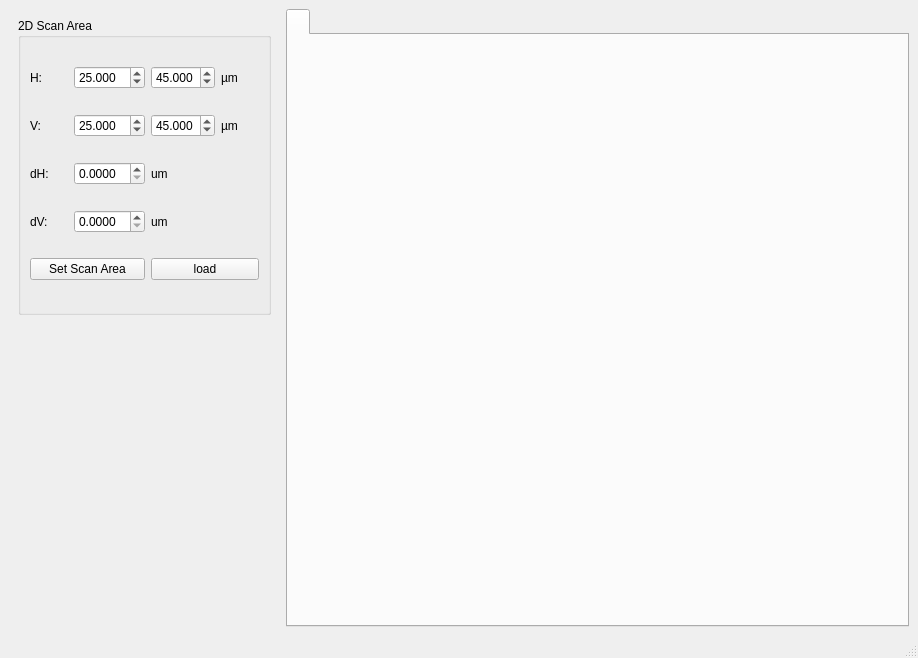
ScopeFoundry/HW_attocube_anc150, file image_window.ui: the form before one commit.
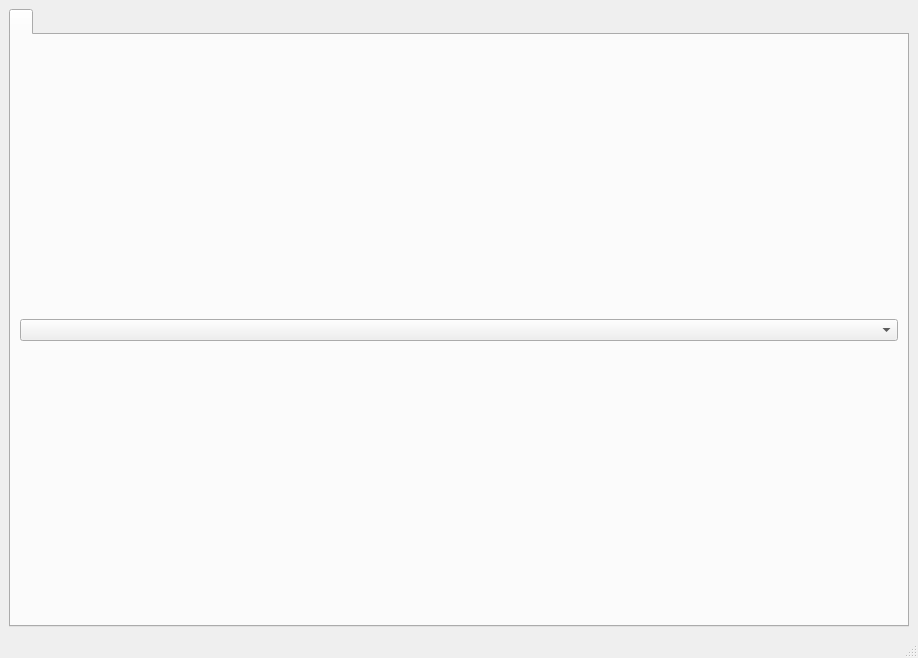
The form after the commit.

Commit message: added ratio button, reconfigured image window

What changed in the file:
```diff
--- a/image_window.ui
+++ b/image_window.ui
@@ -17,166 +17,7 @@
    <bool>false</bool>
   </property>
   <widget class="QWidget" name="centralwidget">
-   <layout class="QHBoxLayout" name="horizontalLayout_2" stretch="0,0">
-    <item>
-     <widget class="QFrame" name="frame">
-      <property name="enabled">
-       <bool>true</bool>
-      </property>
-      <property name="minimumSize">
-       <size>
-        <width>271</width>
-        <height>601</height>
-       </size>
-      </property>
-      <property name="frameShape">
-       <enum>QFrame::NoFrame</enum>
-      </property>
-      <property name="frameShadow">
-       <enum>QFrame::Plain</enum>
-      </property>
-      <layout class="QVBoxLayout" name="verticalLayout">
-       <item>
-        <widget class="QGroupBox" name="groupBox_scanarea">
-         <property name="title">
-          <string>2D Scan Area</string>
-         </property>
-         <layout class="QGridLayout" name="gridLayout">
-          <item row="2" column="2">
-           <widget class="QDoubleSpinBox" name="v1_doubleSpinBox">
-            <property name="decimals">
-             <number>3</number>
-            </property>
-            <property name="value">
-             <double>45.000000000000000</double>
-            </property>
-           </widget>
-          </item>
-          <item row="5" column="2" colspan="2">
-           <widget class="QPushButton" name="load_image_pushButton">
-            <property name="text">
-             <string>load</string>
-            </property>
-           </widget>
-          </item>
-          <item row="0" column="0">
-           <widget class="QLabel" name="h_label">
-            <property name="text">
-             <string>H:</string>
-            </property>
-           </widget>
-          </item>
-          <item row="5" column="0" colspan="2">
-           <widget class="QPushButton" name="set_area_pushButton">
-            <property name="text">
-             <string>Set Scan Area</string>
-            </property>
-           </widget>
-          </item>
-          <item row="2" column="0">
-           <widget class="QLabel" name="v_label">
-            <property name="text">
-             <string>V:</string>
-            </property>
-           </widget>
-          </item>
-          <item row="2" column="3">
-           <widget class="QLabel" name="label_4">
-            <property name="text">
-             <string>µm</string>
-            </property>
-           </widget>
-          </item>
-          <item row="0" column="1">
-           <widget class="QDoubleSpinBox" name="h0_doubleSpinBox">
-            <property name="decimals">
-             <number>3</number>
-            </property>
-            <property name="value">
-             <double>25.000000000000000</double>
-            </property>
-           </widget>
-          </item>
-          <item row="4" column="2">
-           <widget class="QLabel" name="label_9">
-            <property name="text">
-             <string>um</string>
-            </property>
-           </widget>
-          </item>
-          <item row="3" column="1">
-           <widget class="QDoubleSpinBox" name="dh_doubleSpinBox">
-            <property name="decimals">
-             <number>4</number>
-            </property>
-           </widget>
-          </item>
-          <item row="3" column="0">
-           <widget class="QLabel" name="dh_label">
-            <property name="text">
-             <string>dH:</string>
-            </property>
-           </widget>
-          </item>
-          <item row="3" column="2">
-           <widget class="QLabel" name="label_7">
-            <property name="text">
-             <string>um</string>
-            </property>
-           </widget>
-          </item>
-          <item row="4" column="0">
-           <widget class="QLabel" name="dv_label">
-            <property name="text">
-             <string>dV:</string>
-            </property>
-           </widget>
-          </item>
-          <item row="4" column="1">
-           <widget class="QDoubleSpinBox" name="dv_doubleSpinBox">
-            <property name="decimals">
-             <number>4</number>
-            </property>
-           </widget>
-          </item>
-          <item row="0" column="2">
-           <widget class="QDoubleSpinBox" name="h1_doubleSpinBox">
-            <property name="decimals">
-             <number>3</number>
-            </property>
-            <property name="value">
-             <double>45.000000000000000</double>
-            </property>
-           </widget>
-          </item>
-          <item row="2" column="1">
-           <widget class="QDoubleSpinBox" name="v0_doubleSpinBox">
-            <property name="decimals">
-             <number>3</number>
-            </property>
-            <property name="value">
-             <double>25.000000000000000</double>
-            </property>
-           </widget>
-          </item>
-          <item row="0" column="3">
-           <widget class="QLabel" name="label_2">
-            <property name="text">
-             <string>µm</string>
-            </property>
-           </widget>
-          </item>
-         </layout>
-        </widget>
-       </item>
-       <item>
-        <widget class="QWidget" name="widget" native="true">
-         <layout class="QHBoxLayout" name="horizontalLayout"/>
-        </widget>
-       </item>
-      </layout>
-     </widget>
-    </item>
+   <layout class="QHBoxLayout" name="horizontalLayout_2" stretch="0">
     <item>
      <widget class="QTabWidget" name="tabWidget">
       <property name="sizePolicy">
@@ -189,7 +30,10 @@
        <attribute name="title">
         <string/>
        </attribute>
-       <layout class="QVBoxLayout" name="plot2d_layout" stretch="0">
+       <layout class="QVBoxLayout" name="plot2d_layout" stretch="0,0">
+        <item>
+         <widget class="QComboBox" name="comboBox"/>
+        </item>
         <item>
          <layout class="QVBoxLayout" name="plot_container"/>
         </item>
```
Left out of the diff: 8 changed lines with no effect on the pictures. The commit also changes 5 other files.
